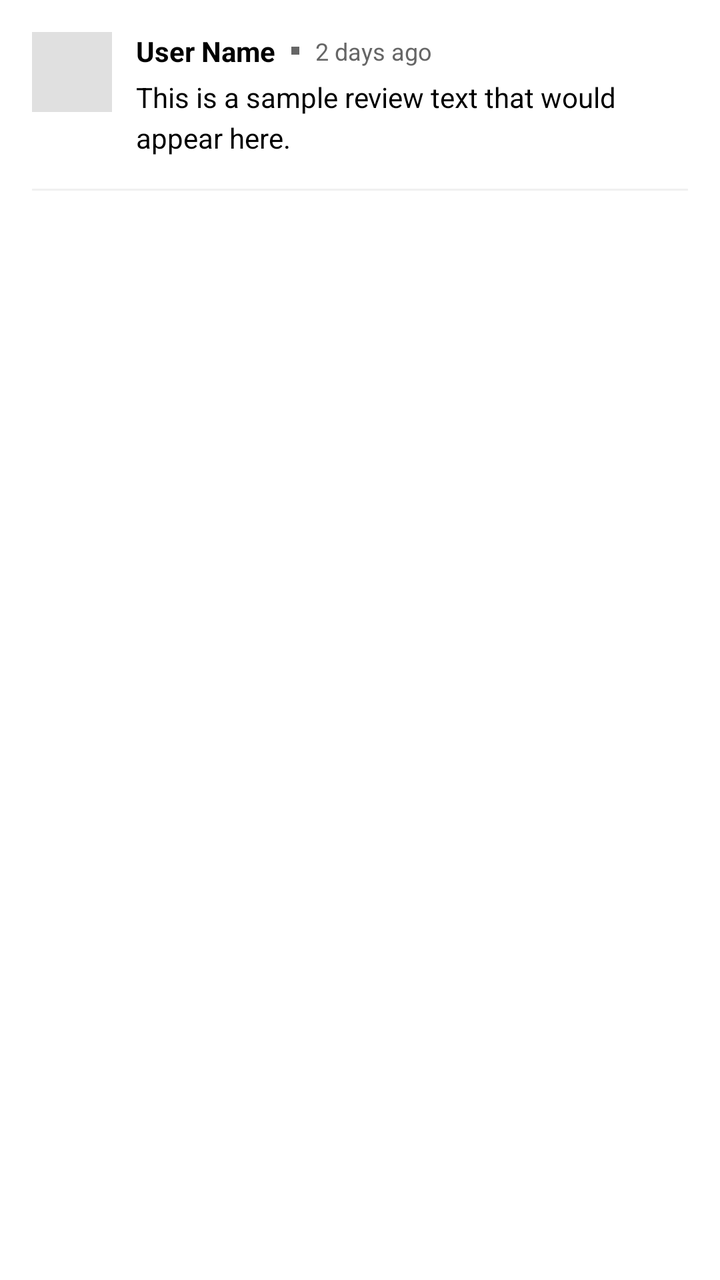
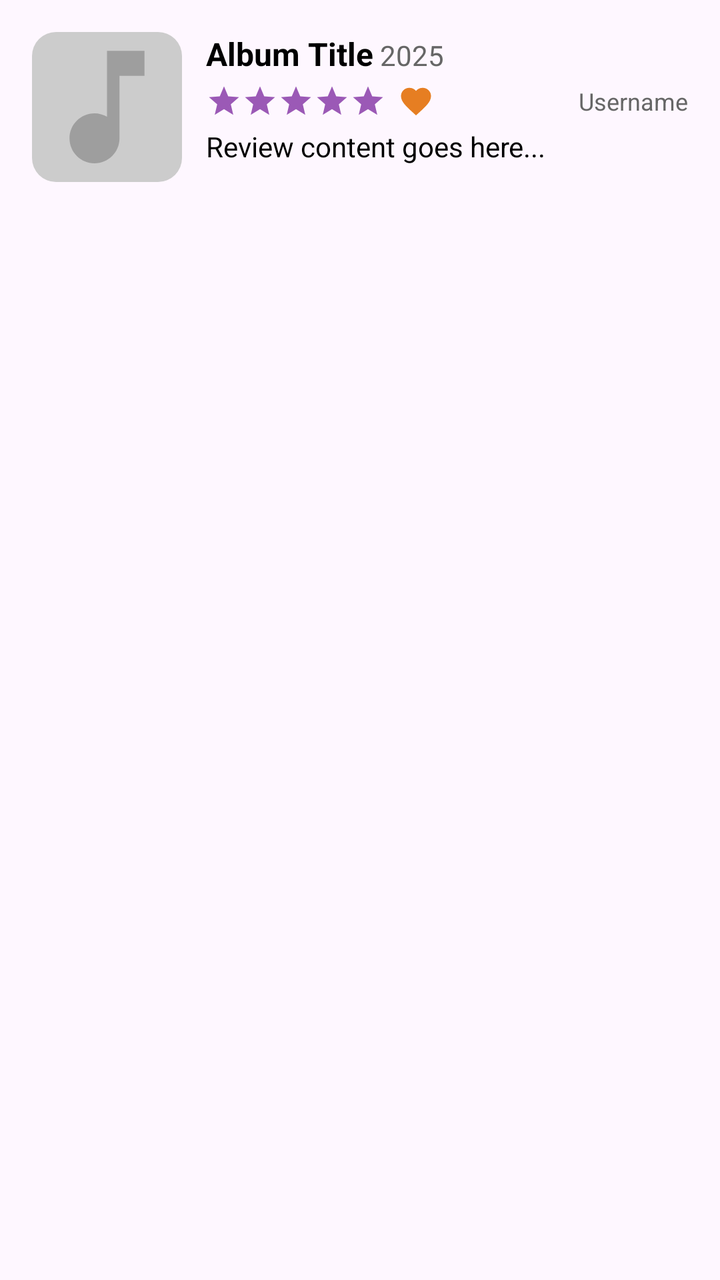

Compare the two renders of this Android layout. The source of the first and the diff that turns it into the second are given below.
<!-- AndroidManifest.xml: application theme Theme.MusicReviewApp -->
<!-- res/layout/item_review.xml -->
<?xml version="1.0" encoding="utf-8"?>
<LinearLayout xmlns:android="http://schemas.android.com/apk/res/android"
    android:layout_width="match_parent"
    android:layout_height="wrap_content"
    android:orientation="vertical"
    android:padding="16dp"
    android:background="#FFFFFF">

    
    <LinearLayout
        android:layout_width="match_parent"
        android:layout_height="wrap_content"
        android:orientation="horizontal">

        
        <View
            android:layout_width="40dp"
            android:layout_height="40dp"
            android:background="#E0E0E0"
            android:layout_marginEnd="12dp" />

        
        <LinearLayout
            android:layout_width="0dp"
            android:layout_height="wrap_content"
            android:layout_weight="1"
            android:orientation="vertical">

            
            <LinearLayout
                android:layout_width="match_parent"
                android:layout_height="wrap_content"
                android:orientation="horizontal"
                android:gravity="center_vertical"
                android:paddingBottom="4dp">

                <TextView
                    android:id="@+id/review_user_name"
                    android:layout_width="wrap_content"
                    android:layout_height="wrap_content"
                    android:text="User Name"
                    android:textColor="#000000"
                    android:textSize="14sp"
                    android:textStyle="bold" />

                <View
                    android:layout_width="4dp"
                    android:layout_height="4dp"
                    android:background="#666666"
                    android:layout_marginStart="8dp"
                    android:layout_marginEnd="8dp" />

                <TextView
                    android:id="@+id/review_timestamp"
                    android:layout_width="wrap_content"
                    android:layout_height="wrap_content"
                    android:text="2 days ago"
                    android:textColor="#666666"
                    android:textSize="12sp" />

            </LinearLayout>

            
            <TextView
                android:id="@+id/review_content"
                android:layout_width="match_parent"
                android:layout_height="wrap_content"
                android:text="This is a sample review text that would appear here."
                android:textColor="#000000"
                android:textSize="14sp"
                android:lineSpacingExtra="4dp" />

        </LinearLayout>

    </LinearLayout>

    
    <View
        android:layout_width="match_parent"
        android:layout_height="1dp"
        android:background="#F0F0F0"
        android:layout_marginTop="16dp" />

</LinearLayout>
<!-- resources referenced by this layout -->
<resources>
  <style name="Theme.MusicReviewApp" parent="Base.Theme.MusicReviewApp" />
  <style name="Base.Theme.MusicReviewApp" parent="Theme.Material3.DayNight">
          <item name="colorPrimary">@color/purple_500</item>
          <item name="colorPrimaryVariant">@color/purple_700</item>
          <item name="colorOnPrimary">@color/white</item>
          
      </style>
  <color name="purple_500">#FF6200EE</color>
  <color name="purple_700">#FF3700B3</color>
  <color name="white">#FFFFFFFF</color>
</resources>

<!-- the commit's change to res/layout/item_review.xml (unified diff, before → after) -->
@@ -1,84 +1,133 @@
 <?xml version="1.0" encoding="utf-8"?>
 <LinearLayout xmlns:android="http://schemas.android.com/apk/res/android"
+    xmlns:app="http://schemas.android.com/apk/res-auto"
     android:layout_width="match_parent"
     android:layout_height="wrap_content"
-    android:orientation="vertical"
-    android:padding="16dp"
-    android:background="#FFFFFF">
+    android:orientation="horizontal"
+    android:padding="16dp">
+
+    
+    <ImageView
+        android:id="@+id/album_cover"
+        android:layout_width="75dp"
+        android:layout_height="75dp"
+        android:src="@drawable/album_placeholder"
+        android:scaleType="centerCrop"
+        android:background="@drawable/rounded_album"
+        android:layout_marginEnd="12dp" />
 
     
     <LinearLayout
-        android:layout_width="match_parent"
+        android:layout_width="0dp"
         android:layout_height="wrap_content"
-        android:orientation="horizontal">
-
-        
-        <View
-            android:layout_width="40dp"
-            android:layout_height="40dp"
-            android:background="#E0E0E0"
-            android:layout_marginEnd="12dp" />
+        android:layout_weight="1"
+        android:orientation="vertical">
 
         
         <LinearLayout
-            android:layout_width="0dp"
+            android:layout_width="match_parent"
             android:layout_height="wrap_content"
-            android:layout_weight="1"
-            android:orientation="vertical">
+            android:orientation="horizontal">
+
+            <TextView
+                android:id="@+id/album_title"
+                android:layout_width="wrap_content"
+                android:layout_height="wrap_content"
+                android:text="Album Title"
+                android:textSize="16sp"
+                android:textStyle="bold"
+                android:textColor="#000" />
+
+            <TextView
+                android:id="@+id/album_year"
+                android:layout_width="wrap_content"
+                android:layout_height="wrap_content"
+                android:text=" 2025"
+                android:textSize="14sp"
+                android:textColor="#666" />
+        </LinearLayout>
+
+        
+        <LinearLayout
+            android:layout_width="match_parent"
+            android:layout_height="wrap_content"
+            android:orientation="horizontal"
+            android:gravity="center_vertical"
+            android:paddingTop="4dp"
+            android:paddingBottom="4dp">
 
             
-            <LinearLayout
-                android:layout_width="match_parent"
-                android:layout_height="wrap_content"
-                android:orientation="horizontal"
-                android:gravity="center_vertical"
-                android:paddingBottom="4dp">
+            <ImageView
+                android:id="@+id/star1"
+                android:layout_width="18dp"
+                android:layout_height="18dp"
+                android:src="@drawable/ic_star"
+                app:tint="#9B59B6" />
 
-                <TextView
-                    android:id="@+id/review_user_name"
-                    android:layout_width="wrap_content"
-                    android:layout_height="wrap_content"
-                    android:text="User Name"
-                    android:textColor="#000000"
-                    android:textSize="14sp"
-                    android:textStyle="bold" />
+            <ImageView
+                android:id="@+id/star2"
+                android:layout_width="18dp"
+                android:layout_height="18dp"
+                android:src="@drawable/ic_star"
+                app:tint="#9B59B6" />
 
-                <View
-                    android:layout_width="4dp"
-                    android:layout_height="4dp"
-                    android:background="#666666"
-                    android:layout_marginStart="8dp"
-                    android:layout_marginEnd="8dp" />
+            <ImageView
+                android:id="@+id/star3"
+                android:layout_width="18dp"
+                android:layout_height="18dp"
+                android:src="@drawable/ic_star"
+                app:tint="#9B59B6" />
 
-                <TextView
-                    android:id="@+id/review_timestamp"
-                    android:layout_width="wrap_content"
-                    android:layout_height="wrap_content"
-                    android:text="2 days ago"
-                    android:textColor="#666666"
-                    android:textSize="12sp" />
+            <ImageView
+                android:id="@+id/star4"
+                android:layout_width="18dp"
+                android:layout_height="18dp"
+                android:src="@drawable/ic_star"
+                app:tint="#9B59B6" />
 
-            </LinearLayout>
+            <ImageView
+                android:id="@+id/star5"
+                android:layout_width="18dp"
+                android:layout_height="18dp"
+                android:src="@drawable/ic_star"
+                app:tint="#9B59B6" />
+
+            
+            <ImageView
+                android:id="@+id/like_icon"
+                android:layout_width="18dp"
+                android:layout_height="18dp"
+                android:layout_marginStart="6dp"
+                android:src="@drawable/ic_heart"
+                app:tint="#E67E22" />
+
+            
+            <View
+                android:layout_width="0dp"
+                android:layout_height="1dp"
+                android:layout_weight="1" />
 
             
             <TextView
-                android:id="@+id/review_content"
-                android:layout_width="match_parent"
+                android:id="@+id/user_name"
+                android:layout_width="wrap_content"
                 android:layout_height="wrap_content"
-                android:text="This is a sample review text that would appear here."
-                android:textColor="#000000"
-                android:textSize="14sp"
-                android:lineSpacingExtra="4dp" />
+                android:text="Username"
+                android:textSize="12sp"
+                android:textColor="#666" />
 
         </LinearLayout>
 
+        
+        <TextView
+            android:id="@+id/review_text"
+            android:layout_width="match_parent"
+            android:layout_height="wrap_content"
+            android:text="Review content goes here..."
+            android:textColor="#000"
+            android:textSize="14sp"
+            android:lineSpacingExtra="4dp" />
+
     </LinearLayout>
 
-    
-    <View
-        android:layout_width="match_parent"
-        android:layout_height="1dp"
-        android:background="#F0F0F0"
-        android:layout_marginTop="16dp" />
-
 </LinearLayout>
<!-- resource entries referenced after the edit -->
@@ -1,5 +1,40 @@
 <!-- resources referenced by this layout -->
 <resources>
+  <!-- drawable album_placeholder (drawable) -->
+  <vector xmlns:android="http://schemas.android.com/apk/res/android"
+      android:width="24dp"
+      android:height="24dp"
+      android:viewportWidth="24"
+      android:viewportHeight="24"
+      android:tint="#9E9E9E">
+      <path
+          android:fillColor="@android:color/white"
+          android:pathData="M12,3v10.55c-0.59,-0.34 -1.27,-0.55 -2,-0.55 -2.21,0 -4,1.79 -4,4s1.79,4 4,4 4,-1.79 4,-4V7h4V3h-6z"/>
+  </vector>
+  <!-- drawable ic_heart (drawable) -->
+  <vector xmlns:android="http://schemas.android.com/apk/res/android"
+      android:width="24dp" android:height="24dp"
+      android:viewportWidth="24" android:viewportHeight="24">
+      <path android:fillColor="#000" android:pathData="M12,21.35L10.55,20.03C5.4,15.36 2,12.28 2,8.5A5.5,5.5 0 0,1 7.5,3A5.74,5.74 0 0,1 12,5.09A5.74,5.74 0 0,1 16.5,3A5.5,5.5 0 0,1 22,8.5C22,12.28 18.6,15.36 13.45,20.04L12,21.35Z"/>
+  </vector>
+  <!-- drawable ic_star (drawable) -->
+  <?xml version="1.0" encoding="utf-8"?>
+  <vector xmlns:android="http://schemas.android.com/apk/res/android"
+      android:width="24dp"
+      android:height="24dp"
+      android:viewportWidth="24"
+      android:viewportHeight="24"
+      android:tint="?attr/colorOnSurface">
+      <path
+          android:fillColor="@android:color/white"
+          android:pathData="M12,17.27L18.18,21l-1.64,-7.03L22,9.24l-7.19,-0.61L12,2 9.19,8.63 2,9.24l5.46,4.73L5.82,21z"/>
+  </vector>
+  <!-- drawable rounded_album (drawable) -->
+  <shape xmlns:android="http://schemas.android.com/apk/res/android"
+      android:shape="rectangle">
+      <corners android:radius="12dp"/>
+      <solid android:color="#CCCCCC"/>
+  </shape>
   <style name="Theme.MusicReviewApp" parent="Base.Theme.MusicReviewApp" />
   <style name="Base.Theme.MusicReviewApp" parent="Theme.Material3.DayNight">
           <item name="colorPrimary">@color/purple_500</item>
